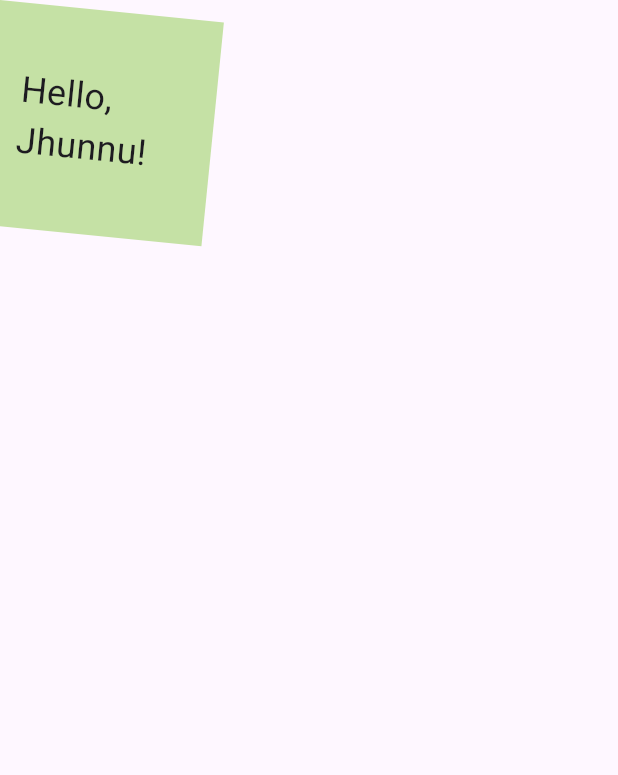
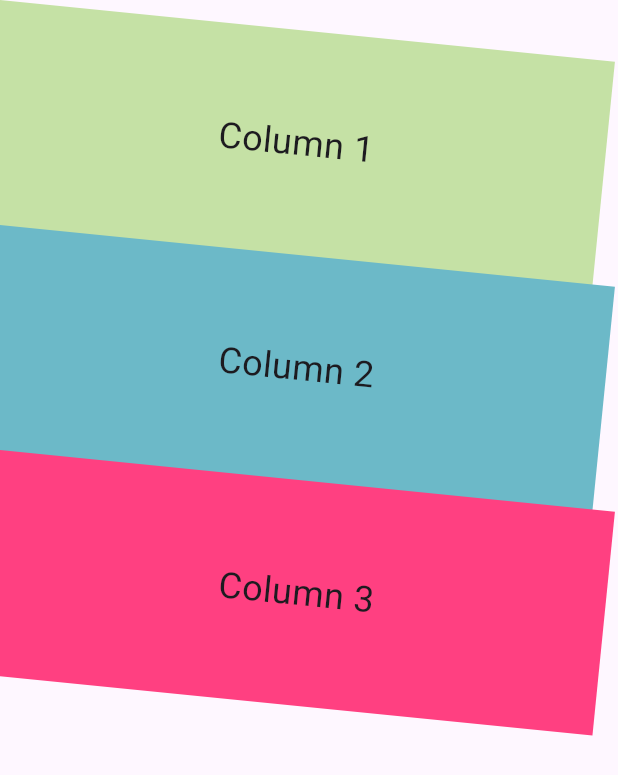
Before and after one commit to shivamsingh76/secondly, a Flutter app: the screen it shows after launch, on a phone screen of 412 x 824 dp. Shown: the top 775 px of the screen. Run offline on Flutter 3.47's test engine with Material 3 defaults, Android fonts, the phone set to English and light mode, and no system bars.

Commit message:
column widget

```diff
--- a/lib/main.dart
+++ b/lib/main.dart
@@ -16,7 +16,16 @@ class MyWidget extends StatelessWidget {
         //   backgroundColor: const Color.fromARGB(255, 199, 67, 85),
         // ),
         body: SafeArea(
-          child: Container(
+          child: Column(
+            // mainAxisAlignment: MainAxisAlignment.spaceEvenly,
+            crossAxisAlignment: CrossAxisAlignment.stretch,
+            children: [
+              Container(
+                width: double.infinity,
+                // height: 50.0,
+                // color: Colors.amber,
+              ),
+              Container(
               color: Colors.lightGreen[200],
               width: 150.0,
               height: 150.0,
@@ -25,10 +34,38 @@ class MyWidget extends StatelessWidget {
               // margin: const EdgeInsets.all(100.0),
               transform: Matrix4.rotationZ(0.1),
               child: Text(
-              'Hello, Jhunnu!',
+                'Column 1',
                 style: TextStyle(fontSize: 24),
               ),
             ),
+            Container(
+              color: const Color.fromARGB(255, 108, 185, 200),
+              width: 150.0,
+              height: 150.0,
+              padding: const EdgeInsets.all(20.0),
+              alignment: Alignment.center,
+              // margin: const EdgeInsets.all(100.0),
+              transform: Matrix4.rotationZ(0.1),
+              child: Text(
+                'Column 2',
+                style: TextStyle(fontSize: 24),
+              ),
+            ),
+            Container(
+              color: Colors.pinkAccent[200],
+              width: 150.0,
+              height: 150.0,
+              padding: const EdgeInsets.all(20.0),
+              alignment: Alignment.center,
+              // margin: const EdgeInsets.all(100.0),
+              transform: Matrix4.rotationZ(0.1),
+              child: Text(
+                'Column 3',
+                style: TextStyle(fontSize: 24),
+              ),
+            ),
+          ],
+          )
         ),
       ),
     );
```
Lines whose indentation alone changed are shown as unchanged.
